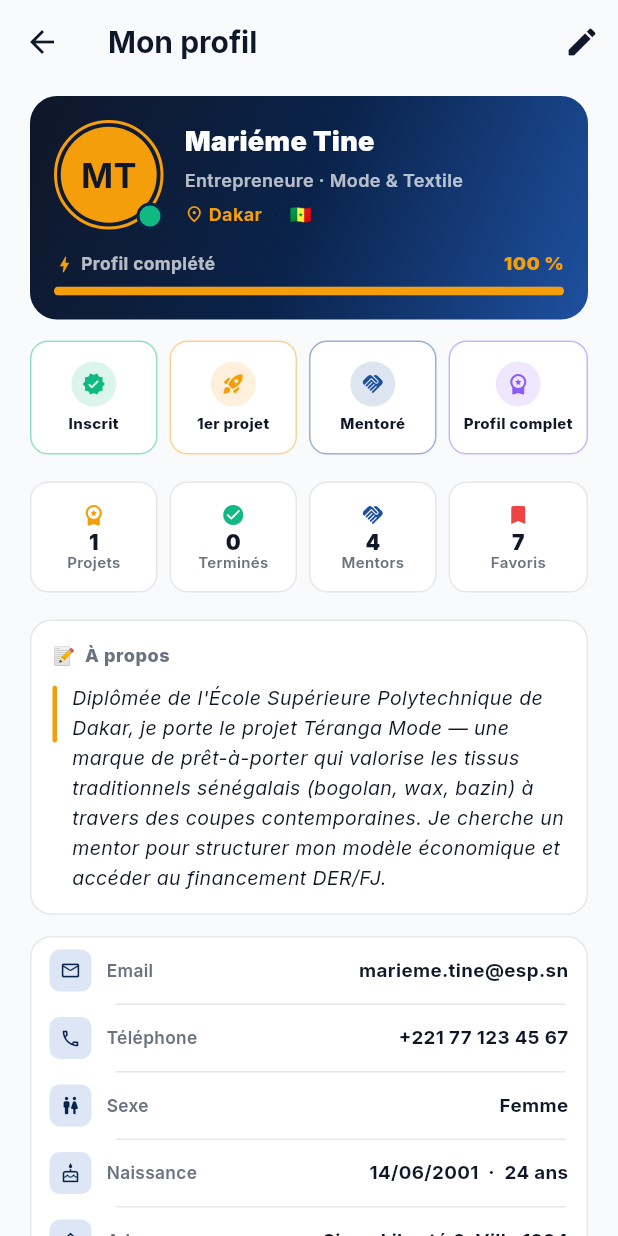
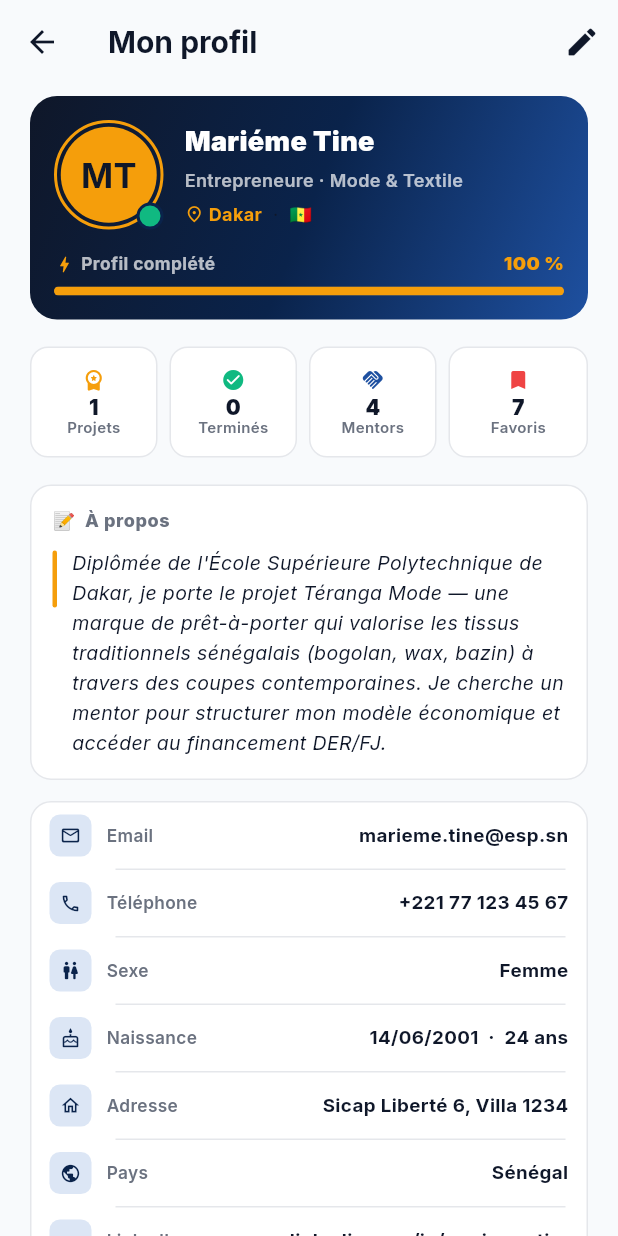
Before and after one commit to Souleymane-Sirima-Mbodj/Diapaler-Africa, a Flutter app: the ProfilePage screen opened directly, on a phone screen of 412 x 824 dp. Run offline on Flutter 3.47's test engine with Material 3 defaults, Android fonts, the phone set to English and light mode, and no system bars; our stand-ins replace firebase_auth, firebase_core, firebase_database, google_fonts; accounts and stored records are empty.

Commit message:
ux: desactive la rangee de succes du profil temporairement
Les badges "1er projet", "Mentore" et "Profil complet" dependent de
flows actuellement coupes (creation de projet, matching mentor). Tant
qu'ils restent verrouilles, la rangee est plus confusante qu'utile.

Le widget _AchievementsRow et ses dependances restent dans le fichier
avec ignore unused_element pour pouvoir reactiver instantanement quand
les flows seront rebranches (juste decommenter la ligne dans build).

La barre de completion et le CTA "Complete ton profil" restent visibles
puisqu'ils sont actionnables des maintenant via EditProfilePage.

```diff
--- a/lib/screens/page_profil.dart
+++ b/lib/screens/page_profil.dart
@@ -1,4 +1,4 @@
-// ignore_for_file: unused_import
+// ignore_for_file: unused_import, unused_element
 import 'package:flutter/material.dart';
 import '../data/profil_utilisateur.dart';
 import '../services/service_authentification.dart';
@@ -58,8 +58,9 @@ class ProfilePage extends StatelessWidget {
             padding: const EdgeInsets.fromLTRB(20, 8, 20, 32),
             children: [
               _IdentityCard(profile: p, completion: completion),
-              const SizedBox(height: 14),
-              _AchievementsRow(profile: p, completion: completion),
+              // TODO: réactiver — _AchievementsRow(profile: p, completion: completion)
+              //   quand les flows "Créer un projet" et "Devenir mentoré" seront
+              //   rebranchés (sinon 3 badges sur 4 restent verrouillés et confus).
               if (completion < 1.0) ...[
                 const SizedBox(height: 14),
                 _CompleteProfileCta(percent: completion),
```
